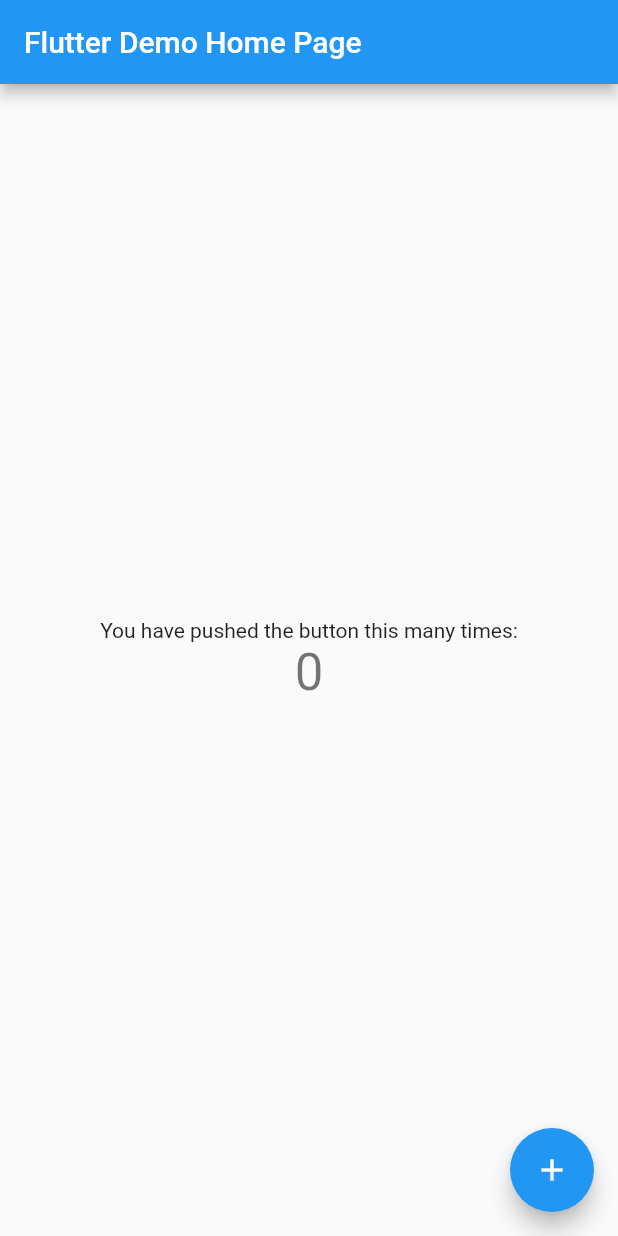
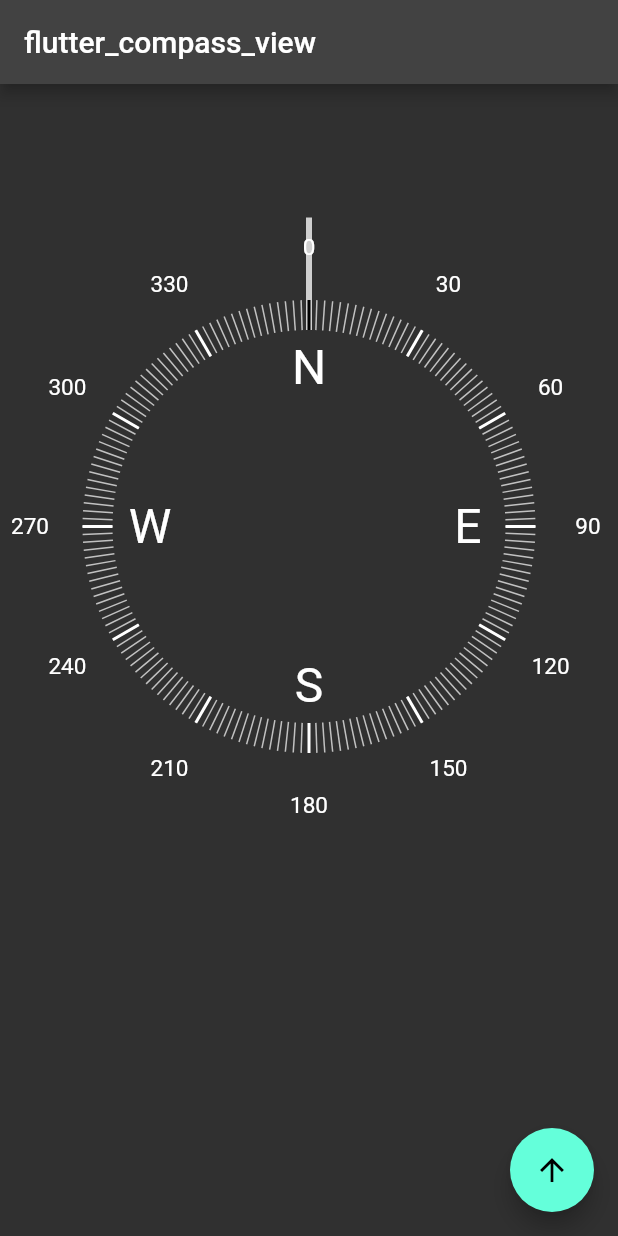
Before and after one commit to lukepighetti/flutter_compass_view, a Flutter app: the screen it shows after launch, on a phone screen of 412 x 824 dp. Run offline on Flutter 3.47's test engine with Material 2 defaults, Android fonts, the phone set to English and light mode, and no system bars; our stand-ins replace flutter_compass.

Commit message:
working example

```diff
--- /dev/null
+++ b/lib/compass_view.dart
@@ -0,0 +1,246 @@
+import 'dart:math';
+
+import 'package:flutter/material.dart';
+
+class CompassView extends StatefulWidget {
+  const CompassView({
+    Key? key,
+    required this.bearing,
+    required this.heading,
+    this.foregroundColor = Colors.white,
+    this.bearingColor = Colors.red,
+  }) : super(key: key);
+
+  final double? bearing;
+
+  final double heading;
+
+  final Color foregroundColor;
+
+  final Color bearingColor;
+
+  @override
+  _CompassViewState createState() => _CompassViewState();
+}
+
+class _CompassViewState extends State<CompassView> {
+  @override
+  Widget build(BuildContext context) {
+    return AspectRatio(
+      aspectRatio: 1.0,
+      child: Stack(
+        fit: StackFit.expand,
+        children: [
+          // Rose Painter
+          CustomPaint(
+            painter: _CompassViewPainter(
+              heading: widget.heading,
+              foregroundColor: widget.foregroundColor,
+            ),
+          ),
+
+          // Bearing Indicator
+          if (widget.bearing != null)
+            Padding(
+              padding: const EdgeInsets.all(35.0),
+              child: Transform.rotate(
+                angle: (widget.bearing! - widget.heading).toRadians(),
+                child: Align(
+                  alignment: Alignment.topCenter,
+                  child: Icon(
+                    Icons.keyboard_arrow_up,
+                    color: widget.bearingColor,
+                  ),
+                ),
+              ),
+            ),
+        ],
+      ),
+    );
+  }
+}
+
+class _CompassViewPainter extends CustomPainter {
+  _CompassViewPainter({
+    required this.heading,
+    required this.foregroundColor,
+    this.majorTickCount = 12,
+    this.minorTickCount = 180,
+    this.cardinalities = const {0: 'N', 90: 'E', 180: 'S', 270: 'W'},
+  });
+
+  final double heading;
+
+  final Color foregroundColor;
+
+  final int majorTickCount;
+
+  final int minorTickCount;
+
+  final CardinalityMap cardinalities;
+
+  late final bearingIndicatorPaint = Paint()
+    ..style = PaintingStyle.stroke
+    ..color = foregroundColor
+    ..strokeWidth = 4.0
+    ..blendMode = BlendMode.difference;
+
+  late final majorScalePaint = Paint()
+    ..style = PaintingStyle.stroke
+    ..color = foregroundColor
+    ..strokeWidth = 2.0;
+
+  late final minorScalePaint = Paint()
+    ..style = PaintingStyle.stroke
+    ..color = foregroundColor.withOpacity(0.7)
+    ..strokeWidth = 1.0;
+
+  late final majorScaleStyle = TextStyle(
+    color: foregroundColor,
+    fontSize: 15,
+  );
+
+  late final cardinalityStyle = TextStyle(
+    color: foregroundColor,
+    fontSize: 32,
+  );
+
+  late final _majorTicks = _layoutScale(majorTickCount);
+  late final _minorTicks = _layoutScale(minorTickCount);
+
+  @override
+  void paint(Canvas canvas, Size size) {
+    assert(size.width == size.height, 'Size must be square');
+    const origin = Offset.zero;
+    final center = size.center(origin);
+    final radius = size.width / 2;
+
+    const tickPadding = 55.0;
+    const tickLength = 20.0;
+
+    // paint major scale
+    for (final angle in _majorTicks) {
+      final tickStart = Offset.fromDirection(
+        _correctedAngle(angle).toRadians(),
+        radius - tickPadding,
+      );
+
+      final tickEnd = Offset.fromDirection(
+        _correctedAngle(angle).toRadians(),
+        radius - tickPadding - tickLength,
+      );
+
+      canvas.drawLine(
+        center + tickStart,
+        center + tickEnd,
+        majorScalePaint,
+      );
+    }
+
+    // paint minor scale
+    for (final angle in _minorTicks) {
+      final tickStart = Offset.fromDirection(
+        _correctedAngle(angle).toRadians(),
+        radius - tickPadding,
+      );
+
+      final tickEnd = Offset.fromDirection(
+        _correctedAngle(angle).toRadians(),
+        radius - tickPadding - tickLength,
+      );
+
+      canvas.drawLine(
+        center + tickStart,
+        center + tickEnd,
+        minorScalePaint,
+      );
+    }
+
+    // paint bearing indicator
+    final tickStart = Offset.fromDirection(
+      -90.toRadians(),
+      radius,
+    );
+
+    final tickEnd = Offset.fromDirection(
+      -90.toRadians(),
+      radius - tickPadding - tickLength,
+    );
+
+    canvas.drawLine(
+      center + tickStart,
+      center + tickEnd,
+      bearingIndicatorPaint,
+    );
+
+    // paint major scale text
+    for (final angle in _majorTicks) {
+      const majorScaleTextPadding = 20.0;
+
+      final textPainter = TextSpan(
+        text: angle.toStringAsFixed(0),
+        style: majorScaleStyle,
+      ).toPainter()
+        ..layout();
+
+      final layoutOffset = Offset.fromDirection(
+        _correctedAngle(angle).toRadians(),
+        radius - majorScaleTextPadding,
+      );
+
+      final offset = center + layoutOffset - textPainter.center;
+      textPainter.paint(canvas, offset);
+    }
+
+    // paint cardinality text
+    for (final cardinality in cardinalities.entries) {
+      const majorScaleTextPadding = 100.0;
+
+      final angle = cardinality.key.toDouble();
+      final text = cardinality.value;
+
+      final textPainter = TextSpan(
+        text: text,
+        style: cardinalityStyle,
+      ).toPainter()
+        ..layout();
+
+      final layoutOffset = Offset.fromDirection(
+        _correctedAngle(angle).toRadians(),
+        radius - majorScaleTextPadding,
+      );
+
+      final offset = center + layoutOffset - textPainter.center;
+      textPainter.paint(canvas, offset);
+    }
+  }
+
+  @override
+  bool shouldRepaint(_CompassViewPainter oldDelegate) =>
+      oldDelegate.heading != heading ||
+      oldDelegate.foregroundColor != foregroundColor ||
+      oldDelegate.majorTickCount != majorTickCount ||
+      oldDelegate.minorTickCount != minorTickCount;
+
+  List<double> _layoutScale(int ticks) {
+    final scale = 360 / ticks;
+    return List.generate(ticks, (i) => i * scale);
+  }
+
+  double _correctedAngle(double angle) => angle - heading - 90;
+}
+
+typedef CardinalityMap = Map<num, String>;
+
+extension on TextPainter {
+  Offset get center => size.center(Offset.zero);
+}
+
+extension on TextSpan {
+  TextPainter toPainter({TextDirection textDirection = TextDirection.ltr}) =>
+      TextPainter(text: this, textDirection: textDirection);
+}
+
+extension on num {
+  double toRadians() => this * pi / 180;
+}
--- a/lib/main.dart
+++ b/lib/main.dart
@@ -1,4 +1,7 @@
 import 'package:flutter/material.dart';
+import 'package:flutter_compass/flutter_compass.dart';
+
+import 'compass_view.dart';
 
 void main() {
   runApp(const MyApp());
@@ -7,39 +10,22 @@ void main() {
 class MyApp extends StatelessWidget {
   const MyApp({Key? key}) : super(key: key);
 
-  // This widget is the root of your application.
   @override
   Widget build(BuildContext context) {
     return MaterialApp(
-      title: 'Flutter Demo',
+      title: 'flutter_compass_view',
+      debugShowCheckedModeBanner: false,
       theme: ThemeData(
-        // This is the theme of your application.
-        //
-        // Try running your application with "flutter run". You'll see the
-        // application has a blue toolbar. Then, without quitting the app, try
-        // changing the primarySwatch below to Colors.green and then invoke
-        // "hot reload" (press "r" in the console where you ran "flutter run",
-        // or simply save your changes to "hot reload" in a Flutter IDE).
-        // Notice that the counter didn't reset back to zero; the application
-        // is not restarted.
         primarySwatch: Colors.blue,
+        brightness: Brightness.dark,
       ),
-      home: const MyHomePage(title: 'Flutter Demo Home Page'),
+      home: const MyHomePage(title: 'flutter_compass_view'),
     );
   }
 }
 
 class MyHomePage extends StatefulWidget {
   const MyHomePage({Key? key, required this.title}) : super(key: key);
-
-  // This widget is the home page of your application. It is stateful, meaning
-  // that it has a State object (defined below) that contains fields that affect
-  // how it looks.
-
-  // This class is the configuration for the state. It holds the values (in this
-  // case the title) provided by the parent (in this case the App widget) and
-  // used by the build method of the State. Fields in a Widget subclass are
-  // always marked "final".
 
   final String title;
 
@@ -48,68 +34,39 @@ class MyHomePage extends StatefulWidget {
 }
 
 class _MyHomePageState extends State<MyHomePage> {
-  int _counter = 0;
+  double? _bearing;
 
-  void _incrementCounter() {
+  void _setBearing(double heading) {
     setState(() {
-      // This call to setState tells the Flutter framework that something has
-      // changed in this State, which causes it to rerun the build method below
-      // so that the display can reflect the updated values. If we changed
-      // _counter without calling setState(), then the build method would not be
-      // called again, and so nothing would appear to happen.
-      _counter++;
+      _bearing = heading;
     });
   }
 
   @override
   Widget build(BuildContext context) {
-    // This method is rerun every time setState is called, for instance as done
-    // by the _incrementCounter method above.
-    //
-    // The Flutter framework has been optimized to make rerunning build methods
-    // fast, so that you can just rebuild anything that needs updating rather
-    // than having to individually change instances of widgets.
+    return StreamBuilder<CompassEvent>(
+      stream: FlutterCompass.events,
+      builder: (context, snapshot) {
+        final heading = snapshot.data?.heading ?? 0;
+
         return Scaffold(
           appBar: AppBar(
-        // Here we take the value from the MyHomePage object that was created by
-        // the App.build method, and use it to set our appbar title.
             title: Text(widget.title),
           ),
-      body: Center(
-        // Center is a layout widget. It takes a single child and positions it
-        // in the middle of the parent.
-        child: Column(
-          // Column is also a layout widget. It takes a list of children and
-          // arranges them vertically. By default, it sizes itself to fit its
-          // children horizontally, and tries to be as tall as its parent.
-          //
-          // Invoke "debug painting" (press "p" in the console, choose the
-          // "Toggle Debug Paint" action from the Flutter Inspector in Android
-          // Studio, or the "Toggle Debug Paint" command in Visual Studio Code)
-          // to see the wireframe for each widget.
-          //
-          // Column has various properties to control how it sizes itself and
-          // how it positions its children. Here we use mainAxisAlignment to
-          // center the children vertically; the main axis here is the vertical
-          // axis because Columns are vertical (the cross axis would be
-          // horizontal).
-          mainAxisAlignment: MainAxisAlignment.center,
-          children: <Widget>[
-            const Text(
-              'You have pushed the button this many times:',
-            ),
-            Text(
-              '$_counter',
-              style: Theme.of(context).textTheme.headline4,
-            ),
-          ],
+          body: Align(
+            alignment: const Alignment(0, -0.5),
+            child: CompassView(
+              bearing: _bearing,
+              heading: heading,
             ),
           ),
           floatingActionButton: FloatingActionButton(
-        onPressed: _incrementCounter,
-        tooltip: 'Increment',
-        child: const Icon(Icons.add),
-      ), // This trailing comma makes auto-formatting nicer for build methods.
+            onPressed: () => _setBearing(heading),
+            tooltip: 'Set Bearing',
+            child: const Icon(Icons.arrow_upward),
+          ),
+        );
+      },
     );
   }
 }
```
Also changed, not shown: pubspec.yaml (+2 -68 lines), pubspec.lock, 7 other files. Lines whose indentation alone changed are shown as unchanged.
